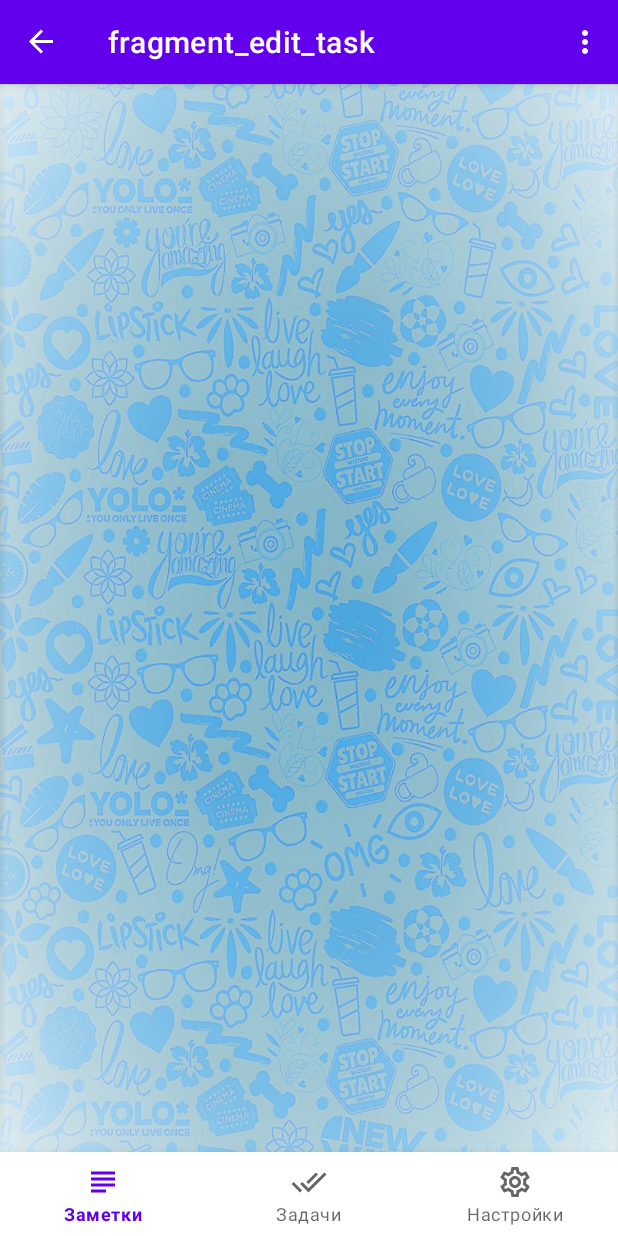
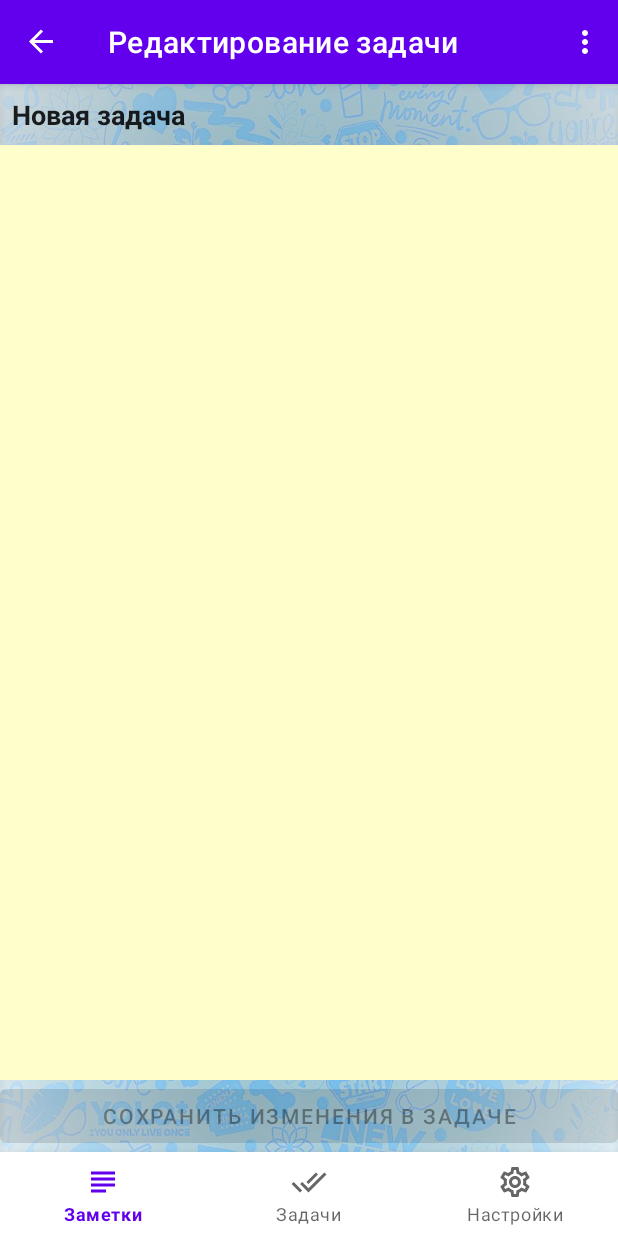
Before and after one commit to stdimensiy/GeekBrains_Course_AcquaintanceWithAndroid_HW_noteOrganizer_Std, an Android app: the TasksFragment screen opened through its navigation route, after a tap on an icon or button, on a phone screen of 412 x 824 dp. Run offline under Robolectric (Android 15) with nearby library versions, the phone set to English and light mode, and no system bars; our stand-ins replace Firebase (no records; nobody signed in at launch, a user with empty details on screens opened directly), navigation-ui; 1 other tap on this screen came first.

Commit message:
Домашнее задание №11 подготовительный этап (изм 5) -  Реализован метод добавления исправленной задачи в базу данных. Минимальный набор. Наполнение функционалом запланировано произвести в рамках выполнения основного ДЗ 11 прикручивая диалоговые окна. - внесены изменения во фрагмент редактирования задачи – реализованы все необходимые функции. - внесены изменения во  ViewModel редактирования задачи добавлены геттеры LiveData для прогрессбара, разрешения сохранения и успеха сохранения задачи. Оставил немного строк лога выполнения некоторых методов для отслеживания состояния работы программы. - Очередной раз ошибся и долго искал проблему в работе формы редактирования. Имея собственную фабрику, фрагмент тянет репозиторий по ссылке со своей фабрики. Я же поменял ссылку на репозиторий (при смене способа хранения) только в фабрике для фрагмента Задачи (но не для редактирования). Ошибку исправил.     Досадно… Планирую при зачистке кода переделать механизм так,. Чтобы фабрика была единой для всего приложения. - Репозиторий – реализован метод добавления изменений в БД - добавлены ресурсы при передаче данных между фрагментами (фрагмент списка задач и фрагмент редактирования задач) в mobile_navigation - немного исправлена разметка фрагмента редактирования отцентирован прогрессбар. (проверено все работает)

```diff
--- a/app/src/main/java/ru/geekbrains/acquaintancewithandroid/hw/noteorganizer/ui/notes/edit/EditNoteViewModelFactory.java
+++ b/app/src/main/java/ru/geekbrains/acquaintancewithandroid/hw/noteorganizer/ui/notes/edit/EditNoteViewModelFactory.java
@@ -5,7 +5,6 @@ import androidx.lifecycle.ViewModel;
 import androidx.lifecycle.ViewModelProvider;
 
 import ru.geekbrains.acquaintancewithandroid.hw.noteorganizer.domain.FirestoreNotesRepository;
-import ru.geekbrains.acquaintancewithandroid.hw.noteorganizer.domain.TestNotesRepository;
 
 public class EditNoteViewModelFactory implements ViewModelProvider.Factory {
     @NonNull
--- a/app/src/main/java/ru/geekbrains/acquaintancewithandroid/hw/noteorganizer/ui/tasks/edit/EditTaskFragment.java
+++ b/app/src/main/java/ru/geekbrains/acquaintancewithandroid/hw/noteorganizer/ui/tasks/edit/EditTaskFragment.java
@@ -1,11 +1,151 @@
 package ru.geekbrains.acquaintancewithandroid.hw.noteorganizer.ui.tasks.edit;
 
+import android.app.Activity;
+import android.content.Context;
+import android.os.Bundle;
+import android.text.Editable;
+import android.text.TextWatcher;
+import android.view.LayoutInflater;
+import android.view.View;
+import android.view.ViewGroup;
+import android.view.inputmethod.InputMethodManager;
+import android.widget.Button;
+import android.widget.EditText;
+import android.widget.ProgressBar;
+
+import androidx.annotation.NonNull;
+import androidx.annotation.Nullable;
 import androidx.fragment.app.Fragment;
+import androidx.lifecycle.Observer;
+import androidx.lifecycle.ViewModelProvider;
 
+import ru.geekbrains.acquaintancewithandroid.hw.noteorganizer.R;
 import ru.geekbrains.acquaintancewithandroid.hw.noteorganizer.domain.Task;
 
 public class EditTaskFragment extends Fragment {
     private Task editTask;
+    private EditTaskViewModel viewModel;
+    private OnTaskSaved listener;
+
+    @Override
+    public void onAttach(@NonNull Context context) {
+        super.onAttach(context);
+        if (context instanceof OnTaskSaved) {
+            listener = (OnTaskSaved) context;
+        }
+    }
+
+    @Override
+    public void onDetach() {
+        listener = null;
+        super.onDetach();
+        // реализация принудительного сокрытия экранной клавиатуры по завершении редактирования заметки
+        Activity activity = getActivity();
+        try {
+            InputMethodManager inputMethodManager = (InputMethodManager) activity.getSystemService(Activity.INPUT_METHOD_SERVICE);
+            inputMethodManager.hideSoftInputFromWindow(activity.getCurrentFocus().getWindowToken(), 0);
+        } catch (Exception e) {
+
+        }
+    }
+
+    @Override
+    public void onCreate(@Nullable Bundle savedInstanceState) {
+        super.onCreate(savedInstanceState);
+        viewModel = new ViewModelProvider(this, new EditTaskViewModelFactory()).get(EditTaskViewModel.class);
+    }
+
+    @Nullable
+    @Override
+    public View onCreateView(@NonNull LayoutInflater inflater, @Nullable ViewGroup container, @Nullable Bundle savedInstanceState) {
+        return inflater.inflate(R.layout.fragment_edit_task, container, false);
+    }
+
+    @Override
+    public void onViewCreated(@NonNull View view, @Nullable Bundle savedInstanceState) {
+        super.onViewCreated(view, savedInstanceState);
+
+        EditText editTitle = view.findViewById(R.id.edit_task_EditText_title);
+        EditText editContent = view.findViewById(R.id.edit_task_EditText_content);
+        if (getArguments() != null) {
+            editTask = getArguments().getParcelable("ARG_TASK");
+            editTitle.setText(editTask.getTitle());
+            editContent.setText(editTask.getContent());
+        }
+        editTitle.addTextChangedListener(new TextWatcher() {
+            @Override
+            public void beforeTextChanged(CharSequence s, int start, int count, int after) {
+
+            }
+
+            @Override
+            public void onTextChanged(CharSequence s, int start, int before, int count) {
+
+            }
+
+            @Override
+            public void afterTextChanged(Editable s) {
+                viewModel.validateInput(s.toString());
+            }
+        });
+
+        editContent.addTextChangedListener(new TextWatcher() {
+            @Override
+            public void beforeTextChanged(CharSequence s, int start, int count, int after) {
+
+            }
+
+            @Override
+            public void onTextChanged(CharSequence s, int start, int before, int count) {
+
+            }
+
+            @Override
+            public void afterTextChanged(Editable s) {
+                viewModel.validateInput(s.toString());
+            }
+        });
+
+        Button buttonSave = view.findViewById(R.id.edit_task_btn_save);
+        buttonSave.setOnClickListener((new View.OnClickListener() {
+            @Override
+            public void onClick(View v) {
+                viewModel.saveTask(editTitle.getText(), editContent.getText(), editTask);
+            }
+        }));
+
+        //подписываем на событие "сохранение разрешено"
+        viewModel.getSaveEnabledLiveData().observe(getViewLifecycleOwner(), new Observer<Boolean>() {
+            @Override
+            public void onChanged(Boolean aBoolean) {
+                buttonSave.setEnabled(aBoolean);
+            }
+        });
+
+        //подписываем на событие Прогессбара
+        ProgressBar progressBar = view.findViewById(R.id.editTaskProgressBar);
+        viewModel.getProgressLiveData().observe(getViewLifecycleOwner(), new Observer<Boolean>() {
+            @Override
+            public void onChanged(Boolean aBoolean) {
+                if (aBoolean) {
+                    progressBar.setVisibility(View.VISIBLE);
+                } else {
+                    progressBar.setVisibility(View.GONE);
+                }
+            }
+        });
+
+        //подписываем на сигнал об успешном сохранении
+        viewModel.getSaveSucceedLiveData().observe(getViewLifecycleOwner(), new Observer<Object>() {
+            @Override
+            public void onChanged(Object o) {
+                // Сигнал об успешном сохранении данных
+                if (listener != null) {
+                    listener.onTaskSaved();
+                }
+            }
+        });
+    }
 
     public interface OnTaskSaved {
         void onTaskSaved();
--- a/app/src/main/java/ru/geekbrains/acquaintancewithandroid/hw/noteorganizer/ui/tasks/edit/EditTaskViewModel.java
+++ b/app/src/main/java/ru/geekbrains/acquaintancewithandroid/hw/noteorganizer/ui/tasks/edit/EditTaskViewModel.java
@@ -1,7 +1,9 @@
 package ru.geekbrains.acquaintancewithandroid.hw.noteorganizer.ui.tasks.edit;
 
 import android.text.Editable;
+import android.util.Log;
 
+import androidx.lifecycle.LiveData;
 import androidx.lifecycle.MutableLiveData;
 import androidx.lifecycle.ViewModel;
 
@@ -19,6 +21,18 @@ public class EditTaskViewModel extends ViewModel {
         this.repository = repository;
     }
 
+    public LiveData<Boolean> getProgressLiveData() {
+        return progressLiveData;
+    }
+
+    public LiveData<Boolean> getSaveEnabledLiveData() {
+        return saveEnabledLiveData;
+    }
+
+    public LiveData<Object> getSaveSucceedLiveData() {
+        return saveSucceedLiveData;
+    }
+
     // логика валидации вводимых данных
     // 1 вариант - просто непустая строка
     // 2 вариант (в разработке) проверить, если данные не изменены кнопку не активировать.
@@ -27,7 +41,8 @@ public class EditTaskViewModel extends ViewModel {
     }
 
     //Логика сохранения измененных данных
-    public void saveNote(Editable text, Editable content, Task task) {
+    public void saveTask(Editable text, Editable content, Task task) {
+        Log.w("EditTaskViewModel", "Метод saveTask начал свою работу ");
         task.setTitle(text.toString());   // передаем как есть из поля редактирования в элемент
         task.setContent(content.toString()); // забираем данные контента из поля пока как есть
         //СТАРТ показа прогресс-бара
@@ -40,5 +55,6 @@ public class EditTaskViewModel extends ViewModel {
                 saveSucceedLiveData.setValue(new Object());
             }
         });
+        Log.w("EditTaskViewModel", "Метод saveTask Закончил свою работу ");
     }
 }
--- a/app/src/main/java/ru/geekbrains/acquaintancewithandroid/hw/noteorganizer/ui/tasks/edit/EditTaskViewModelFactory.java
+++ b/app/src/main/java/ru/geekbrains/acquaintancewithandroid/hw/noteorganizer/ui/tasks/edit/EditTaskViewModelFactory.java
@@ -4,12 +4,12 @@ import androidx.annotation.NonNull;
 import androidx.lifecycle.ViewModel;
 import androidx.lifecycle.ViewModelProvider;
 
-import ru.geekbrains.acquaintancewithandroid.hw.noteorganizer.domain.TestTasksRepository;
+import ru.geekbrains.acquaintancewithandroid.hw.noteorganizer.domain.FirestoreTasksRepository;
 
 public class EditTaskViewModelFactory implements ViewModelProvider.Factory {
     @NonNull
     @Override
     public <T extends ViewModel> T create(@NonNull Class<T> modelClass) {
-        return (T) new EditTaskViewModel(TestTasksRepository.INSTANCE);
+        return (T) new EditTaskViewModel(FirestoreTasksRepository.INSTANCE);
     }
 }
--- a/app/src/main/res/layout/fragment_edit_task.xml
+++ b/app/src/main/res/layout/fragment_edit_task.xml
@@ -55,10 +55,12 @@
             android:layout_width="wrap_content"
             android:layout_height="wrap_content"
             android:visibility="gone"
-            app:layout_constraintBottom_toTopOf="@+id/edit_task_btn_save"
+            app:layout_constraintTop_toTopOf="parent"
             app:layout_constraintEnd_toEndOf="parent"
             app:layout_constraintStart_toStartOf="parent"
-            app:layout_constraintTop_toBottomOf="@+id/toolbar" />
+            app:layout_constraintBottom_toBottomOf="parent"
+
+             />
     </androidx.constraintlayout.widget.ConstraintLayout>
 
 </FrameLayout>
--- a/app/src/main/res/navigation/mobile_navigation.xml
+++ b/app/src/main/res/navigation/mobile_navigation.xml
@@ -45,10 +45,13 @@
     <fragment
         android:id="@+id/editTaskFragment"
         android:name="ru.geekbrains.acquaintancewithandroid.hw.noteorganizer.ui.tasks.edit.EditTaskFragment"
-        android:label="fragment_edit_task"
+        android:label="Редактирование задачи"
         tools:layout="@layout/fragment_edit_task" >
         <action
             android:id="@+id/action_editTaskFragment_to_navigation_tasks"
             app:destination="@id/navigation_tasks" />
+        <argument
+            android:name="task"
+            app:argType="ru.geekbrains.acquaintancewithandroid.hw.noteorganizer.domain.Task" />
     </fragment>
 </navigation>
```
Also changed, not shown: app/src/main/java/ru/geekbrains/acquaintancewithandroid/hw/noteorganizer/domain/FirestoreTasksRepository.java (+22 -1 lines).
